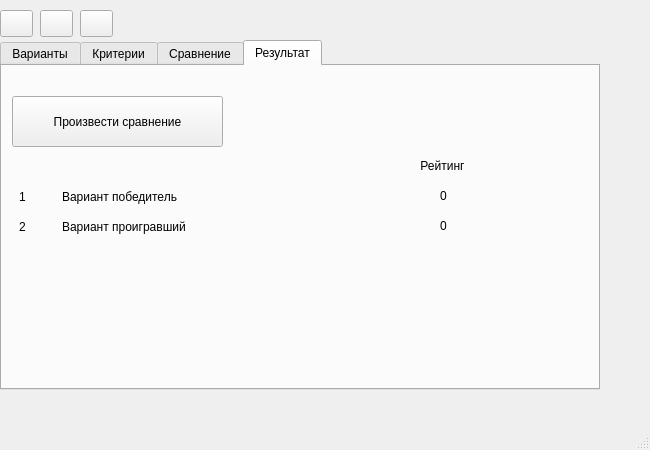
Before: the Qt Designer form source/mainwindow.ui in DefautName/MagWork, drawn with Qt 5.
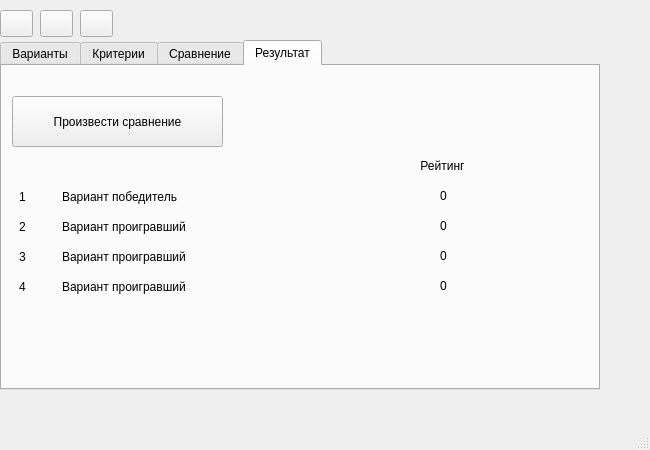
After: the same form once the commit is applied. The open tabs and pages were chosen to show the change. Icons and pictures are not drawn.

Commit message: Увеличено число вариантов и убрана старая реалитизация сравнения критериев(позже будет добавлена новая реализация, схожая со сравнением критериев)

Patch:
```diff
--- a/source/mainwindow.ui
+++ b/source/mainwindow.ui
@@ -944,6 +944,96 @@
        <set>Qt::AlignmentFlag::AlignCenter</set>
       </property>
      </widget>
+     <widget class="QLabel" name="label_35">
+      <property name="geometry">
+       <rect>
+        <x>10</x>
+        <y>180</y>
+        <width>21</width>
+        <height>21</height>
+       </rect>
+      </property>
+      <property name="text">
+       <string>3</string>
+      </property>
+      <property name="alignment">
+       <set>Qt::AlignmentFlag::AlignCenter</set>
+      </property>
+     </widget>
+     <widget class="QLabel" name="RatWin_5">
+      <property name="geometry">
+       <rect>
+        <x>410</x>
+        <y>180</y>
+        <width>63</width>
+        <height>20</height>
+       </rect>
+      </property>
+      <property name="text">
+       <string>0</string>
+      </property>
+      <property name="alignment">
+       <set>Qt::AlignmentFlag::AlignCenter</set>
+      </property>
+     </widget>
+     <widget class="QLabel" name="LoseVar_3">
+      <property name="geometry">
+       <rect>
+        <x>60</x>
+        <y>180</y>
+        <width>250</width>
+        <height>21</height>
+       </rect>
+      </property>
+      <property name="text">
+       <string>Вариант проигравший</string>
+      </property>
+     </widget>
+     <widget class="QLabel" name="RatWin_6">
+      <property name="geometry">
+       <rect>
+        <x>410</x>
+        <y>210</y>
+        <width>63</width>
+        <height>20</height>
+       </rect>
+      </property>
+      <property name="text">
+       <string>0</string>
+      </property>
+      <property name="alignment">
+       <set>Qt::AlignmentFlag::AlignCenter</set>
+      </property>
+     </widget>
+     <widget class="QLabel" name="label_36">
+      <property name="geometry">
+       <rect>
+        <x>10</x>
+        <y>210</y>
+        <width>21</width>
+        <height>21</height>
+       </rect>
+      </property>
+      <property name="text">
+       <string>4</string>
+      </property>
+      <property name="alignment">
+       <set>Qt::AlignmentFlag::AlignCenter</set>
+      </property>
+     </widget>
+     <widget class="QLabel" name="LoseVar_4">
+      <property name="geometry">
+       <rect>
+        <x>60</x>
+        <y>210</y>
+        <width>250</width>
+        <height>21</height>
+       </rect>
+      </property>
+      <property name="text">
+       <string>Вариант проигравший</string>
+      </property>
+     </widget>
     </widget>
    </widget>
   </widget>
```
Left out of the diff: 150 changed lines with no effect on the pictures.
